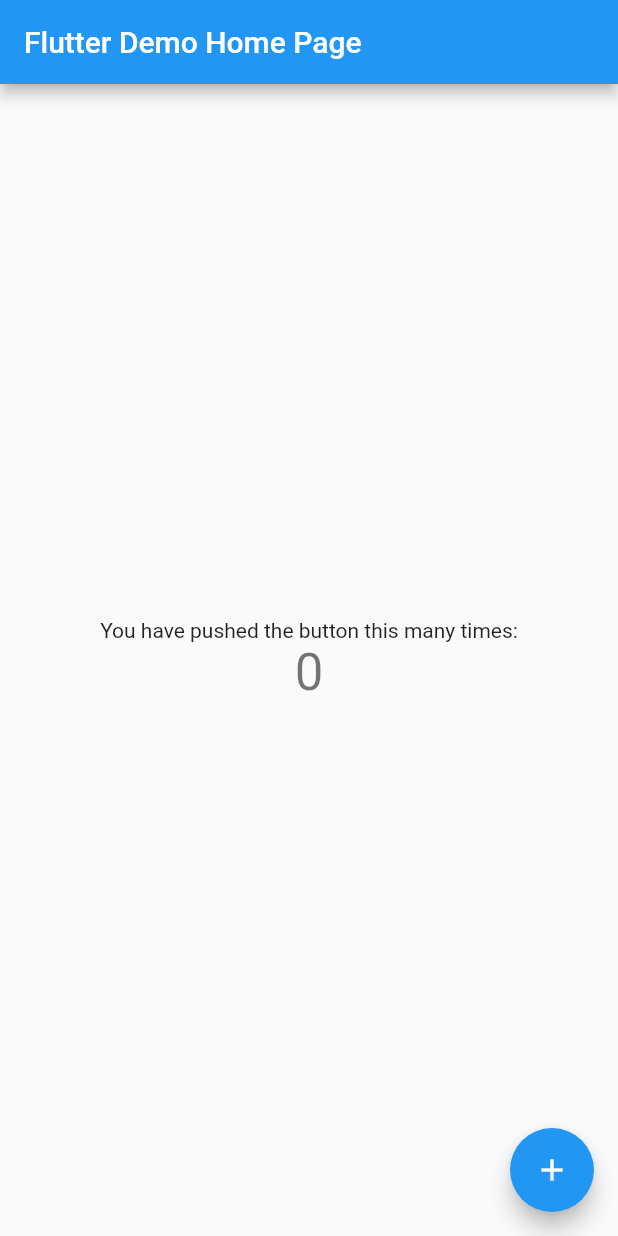
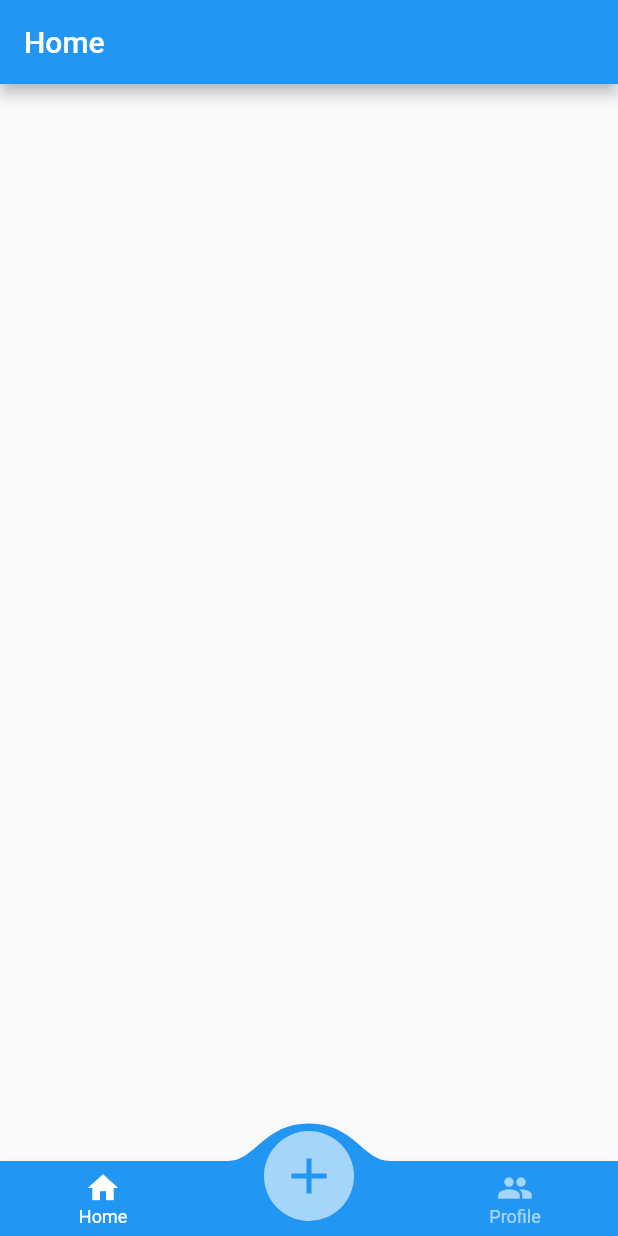
Before and after one commit to WongYewKeong/EasyReport, a Flutter app: the screen it shows after launch, on a phone screen of 412 x 824 dp. Run offline on Flutter 3.47's test engine with Material 2 defaults, Android fonts, the phone set to English and light mode, and no system bars; drawn by our look-alikes of convex_bottom_bar.

Commit message:
Add Bottom bar

```diff
--- a/lib/main.dart
+++ b/lib/main.dart
@@ -1,115 +1,49 @@
+// ignore_for_file: prefer_const_literals_to_create_immutables, prefer_const_constructors
+
+import 'package:convex_bottom_bar/convex_bottom_bar.dart';
 import 'package:flutter/material.dart';
 
-void main() {
-  runApp(const MyApp());
+
+void main() => runApp(const MyApp());
+
+class MyApp extends StatefulWidget {
+  const MyApp({Key? key}) : super(key: key);
+
+  @override
+  State createState() => _State();
 }
 
-class MyApp extends StatelessWidget {
-  const MyApp({Key? key}) : super(key: key);
-
-  // This widget is the root of your application.
+class _State extends State<MyApp> {
   @override
   Widget build(BuildContext context) {
     return MaterialApp(
-      title: 'Flutter Demo',
-      theme: ThemeData(
-        // This is the theme of your application.
-        //
-        // Try running your application with "flutter run". You'll see the
-        // application has a blue toolbar. Then, without quitting the app, try
-        // changing the primarySwatch below to Colors.green and then invoke
-        // "hot reload" (press "r" in the console where you ran "flutter run",
-        // or simply save your changes to "hot reload" in a Flutter IDE).
-        // Notice that the counter didn't reset back to zero; the application
-        // is not restarted.
-        primarySwatch: Colors.blue,
-      ),
-      home: const MyHomePage(title: 'Flutter Demo Home Page'),
+      initialRoute: "/",
+      routes: {
+        "/": (BuildContext context) =>  const HelloConvexAppBar(),
+      },
     );
   }
 }
 
-class MyHomePage extends StatefulWidget {
-  const MyHomePage({Key? key, required this.title}) : super(key: key);
-
-  // This widget is the home page of your application. It is stateful, meaning
-  // that it has a State object (defined below) that contains fields that affect
-  // how it looks.
-
-  // This class is the configuration for the state. It holds the values (in this
-  // case the title) provided by the parent (in this case the App widget) and
-  // used by the build method of the State. Fields in a Widget subclass are
-  // always marked "final".
-
-  final String title;
-
-  @override
-  State<MyHomePage> createState() => _MyHomePageState();
-}
-
-class _MyHomePageState extends State<MyHomePage> {
-  int _counter = 0;
-
-  void _incrementCounter() {
-    setState(() {
-      // This call to setState tells the Flutter framework that something has
-      // changed in this State, which causes it to rerun the build method below
-      // so that the display can reflect the updated values. If we changed
-      // _counter without calling setState(), then the build method would not be
-      // called again, and so nothing would appear to happen.
-      _counter++;
-    });
-  }
+class HelloConvexAppBar extends StatelessWidget {
+  const HelloConvexAppBar({Key? key}) : super(key: key);
 
   @override
   Widget build(BuildContext context) {
-    // This method is rerun every time setState is called, for instance as done
-    // by the _incrementCounter method above.
-    //
-    // The Flutter framework has been optimized to make rerunning build methods
-    // fast, so that you can just rebuild anything that needs updating rather
-    // than having to individually change instances of widgets.
     return Scaffold(
-      appBar: AppBar(
-        // Here we take the value from the MyHomePage object that was created by
-        // the App.build method, and use it to set our appbar title.
-        title: Text(widget.title),
+      appBar: AppBar(title: const Text('Home'),
+        backgroundColor: Colors.blue),
+      body: const Center( ),
+      bottomNavigationBar: ConvexAppBar(
+        style: TabStyle.fixedCircle,
+        backgroundColor: Colors.blue,
+        items: [
+          TabItem(icon: Icons.home,title:'Home'),
+          TabItem(icon: Icons.add),
+          TabItem(icon: Icons.people,title:'Profile'),
+        ],
+
       ),
-      body: Center(
-        // Center is a layout widget. It takes a single child and positions it
-        // in the middle of the parent.
-        child: Column(
-          // Column is also a layout widget. It takes a list of children and
-          // arranges them vertically. By default, it sizes itself to fit its
-          // children horizontally, and tries to be as tall as its parent.
-          //
-          // Invoke "debug painting" (press "p" in the console, choose the
-          // "Toggle Debug Paint" action from the Flutter Inspector in Android
-          // Studio, or the "Toggle Debug Paint" command in Visual Studio Code)
-          // to see the wireframe for each widget.
-          //
-          // Column has various properties to control how it sizes itself and
-          // how it positions its children. Here we use mainAxisAlignment to
-          // center the children vertically; the main axis here is the vertical
-          // axis because Columns are vertical (the cross axis would be
-          // horizontal).
-          mainAxisAlignment: MainAxisAlignment.center,
-          children: <Widget>[
-            const Text(
-              'You have pushed the button this many times:',
-            ),
-            Text(
-              '$_counter',
-              style: Theme.of(context).textTheme.headline4,
-            ),
-          ],
-        ),
-      ),
-      floatingActionButton: FloatingActionButton(
-        onPressed: _incrementCounter,
-        tooltip: 'Increment',
-        child: const Icon(Icons.add),
-      ), // This trailing comma makes auto-formatting nicer for build methods.
     );
   }
 }
--- a/pubspec.yaml
+++ b/pubspec.yaml
@@ -29,6 +29,7 @@
 dependencies:
   flutter:
     sdk: flutter
+  convex_bottom_bar:
 
 
   # The following adds the Cupertino Icons font to your application.
```
Also changed, not shown: pubspec.lock.
